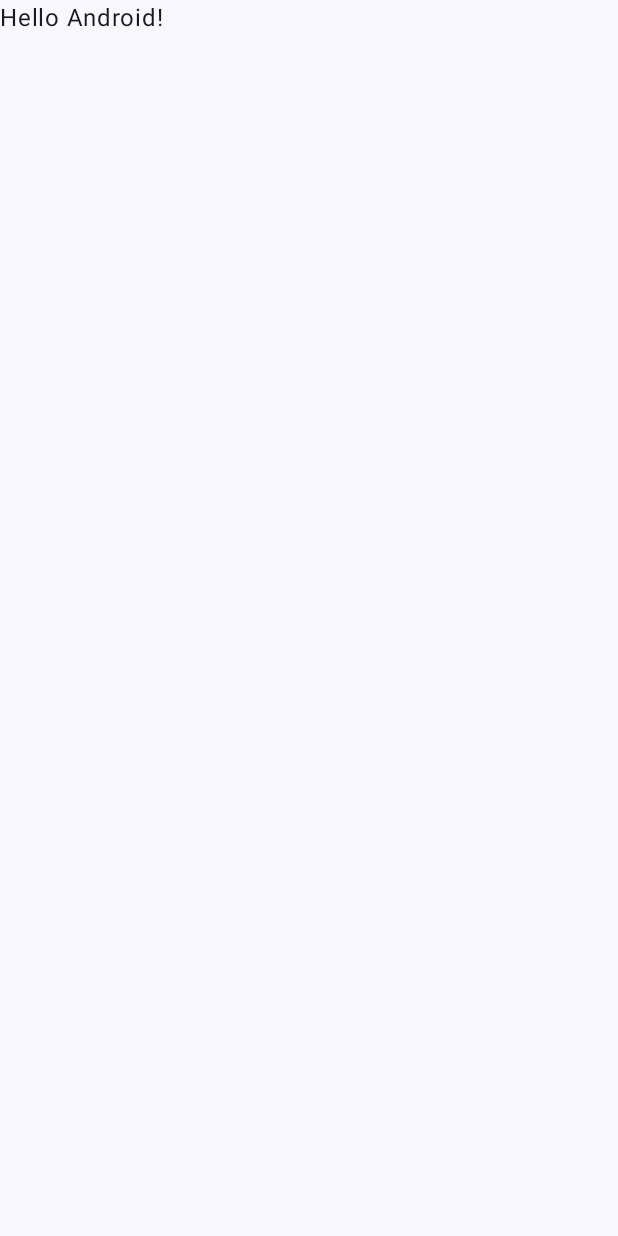
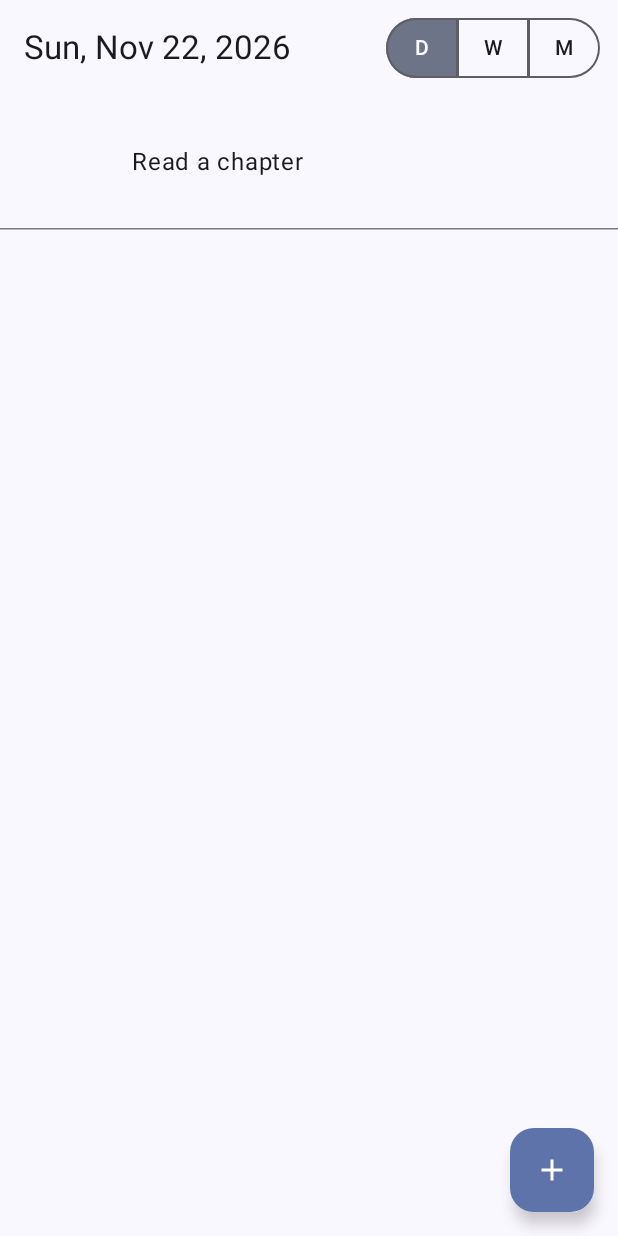
Before and after one commit to YevhenDagoNet/ReNote, an Android app built with Jetpack Compose: the screen it shows after launch (MainActivity), on a phone screen of 412 x 824 dp. Before the commit the screen is almost empty. Run offline under Robolectric (Android 15) with nearby library versions, the phone set to English and light mode, and no system bars; our stand-ins replace Room's generated code.

Commit message:
Step 2: daily view layout with day swipe
Co-Authored-By: Claude Opus 5.5 <noreply@anthropic.com>

```diff
--- a/app/build.gradle.kts
+++ b/app/build.gradle.kts
@@ -13,7 +13,7 @@ android {
 
     defaultConfig {
         applicationId = "com.example.renote"
-        minSdk = 34
+        minSdk = 26
         targetSdk = 37
         versionCode = 1
         versionName = "1.0"
--- a/app/src/main/java/com/example/renote/MainActivity.kt
+++ b/app/src/main/java/com/example/renote/MainActivity.kt
@@ -5,13 +5,17 @@ import androidx.activity.ComponentActivity
 import androidx.activity.compose.setContent
 import androidx.activity.enableEdgeToEdge
 import androidx.compose.foundation.layout.fillMaxSize
-import androidx.compose.foundation.layout.padding
-import androidx.compose.material3.Scaffold
-import androidx.compose.material3.Text
 import androidx.compose.runtime.Composable
+import androidx.compose.runtime.getValue
+import androidx.compose.runtime.mutableStateOf
+import androidx.compose.runtime.remember
+import androidx.compose.runtime.saveable.rememberSaveable
+import androidx.compose.runtime.setValue
 import androidx.compose.ui.Modifier
-import androidx.compose.ui.tooling.preview.Preview
+import com.example.renote.ui.daily.DailyScreen
+import com.example.renote.ui.daily.SampleNotes
 import com.example.renote.ui.theme.ReNoteTheme
+import java.time.LocalDate
 
 class MainActivity : ComponentActivity() {
     override fun onCreate(savedInstanceState: Bundle?) {
@@ -19,29 +23,31 @@ class MainActivity : ComponentActivity() {
         enableEdgeToEdge()
         setContent {
             ReNoteTheme {
-                Scaffold(modifier = Modifier.fillMaxSize()) { innerPadding ->
-                    Greeting(
-                        name = "Android",
-                        modifier = Modifier.padding(innerPadding)
-                    )
-                }
+                StaticDailyHost()
             }
         }
     }
 }
 
+/**
+ * Temporary host for build order step 2: drives the Daily view from hard-coded notes.
+ * Replaced by the NavGraph and DailyViewModel in step 4.
+ */
 @Composable
-fun Greeting(name: String, modifier: Modifier = Modifier) {
-    Text(
-        text = "Hello $name!",
-        modifier = modifier
+private fun StaticDailyHost() {
+    val startDate = rememberSaveable { LocalDate.now() }
+    var visibleDate by rememberSaveable { mutableStateOf(startDate) }
+    val notesByDate = remember(visibleDate) { SampleNotes.around(visibleDate) }
+
+    DailyScreen(
+        startDate = startDate,
+        notesByDate = notesByDate,
+        showBack = false,
+        onVisibleDateChange = { visibleDate = it },
+        onBack = {},
+        onAddNote = {},
+        onNoteClick = {},
+        onSwitchView = {},
+        modifier = Modifier.fillMaxSize(),
     )
 }
-
-@Preview(showBackground = true)
-@Composable
-fun GreetingPreview() {
-    ReNoteTheme {
-        Greeting("Android")
-    }
-}
--- /dev/null
+++ b/app/src/main/java/com/example/renote/ui/common/DateTimeFormats.kt
@@ -0,0 +1,34 @@
+package com.example.renote.ui.common
+
+import android.text.format.DateFormat
+import androidx.compose.runtime.Composable
+import androidx.compose.runtime.remember
+import androidx.compose.ui.platform.LocalConfiguration
+import androidx.compose.ui.platform.LocalContext
+import java.time.format.DateTimeFormatter
+
+/**
+ * Formatters built from the system's own patterns, so the locale's date order and the
+ * device's 12/24h setting are respected (spec §4).
+ */
+
+/** Short date with weekday for screen titles, e.g. "Sun, Nov 22, 2026". */
+@Composable
+fun rememberDayTitleFormatter(): DateTimeFormatter {
+    val locale = LocalConfiguration.current.locales[0]
+    return remember(locale) {
+        DateTimeFormatter.ofPattern(DateFormat.getBestDateTimePattern(locale, "EEEMMMdyyyy"), locale)
+    }
+}
+
+/** Hours and minutes in the device's 12/24h format. */
+@Composable
+fun rememberTimeFormatter(): DateTimeFormatter {
+    val context = LocalContext.current
+    val locale = LocalConfiguration.current.locales[0]
+    val is24Hour = DateFormat.is24HourFormat(context)
+    return remember(locale, is24Hour) {
+        val skeleton = if (is24Hour) "Hm" else "hm"
+        DateTimeFormatter.ofPattern(DateFormat.getBestDateTimePattern(locale, skeleton), locale)
+    }
+}
--- /dev/null
+++ b/app/src/main/java/com/example/renote/ui/common/NoteRow.kt
@@ -0,0 +1,56 @@
+package com.example.renote.ui.common
+
+import androidx.compose.foundation.clickable
+import androidx.compose.foundation.layout.Row
+import androidx.compose.foundation.layout.fillMaxWidth
+import androidx.compose.foundation.layout.heightIn
+import androidx.compose.foundation.layout.padding
+import androidx.compose.foundation.layout.width
+import androidx.compose.material3.MaterialTheme
+import androidx.compose.material3.Text
+import androidx.compose.runtime.Composable
+import androidx.compose.ui.Alignment
+import androidx.compose.ui.Modifier
+import androidx.compose.ui.text.style.TextOverflow
+import androidx.compose.ui.unit.dp
+import java.time.LocalTime
+
+/** Target row height from spec §6.1: about 7 rows fit on a typical phone screen. */
+val NoteRowMinHeight = 88.dp
+
+/**
+ * One note in the Daily list: optional time in a fixed leading column (so titles line up
+ * whether or not a row has a time), then the title clamped to two lines.
+ */
+@Composable
+fun NoteRow(
+    title: String,
+    time: LocalTime?,
+    onClick: () -> Unit,
+    modifier: Modifier = Modifier,
+) {
+    val timeFormatter = rememberTimeFormatter()
+    Row(
+        modifier = modifier
+            .fillMaxWidth()
+            .heightIn(min = NoteRowMinHeight)
+            .clickable(onClick = onClick)
+            .padding(horizontal = 16.dp, vertical = 12.dp),
+        verticalAlignment = Alignment.CenterVertically,
+    ) {
+        Text(
+            text = time?.format(timeFormatter).orEmpty(),
+            style = MaterialTheme.typography.labelLarge,
+            color = MaterialTheme.colorScheme.onSurfaceVariant,
+            maxLines = 1,
+            modifier = Modifier.width(72.dp),
+        )
+        Text(
+            text = title,
+            style = MaterialTheme.typography.bodyLarge,
+            maxLines = 2,
+            overflow = TextOverflow.Ellipsis,
+            modifier = Modifier.weight(1f),
+        )
+    }
+}
--- /dev/null
+++ b/app/src/main/java/com/example/renote/ui/common/ViewSwitcher.kt
@@ -0,0 +1,52 @@
+package com.example.renote.ui.common
+
+import androidx.annotation.StringRes
+import androidx.compose.foundation.layout.width
+import androidx.compose.material3.ExperimentalMaterial3Api
+import androidx.compose.material3.SegmentedButton
+import androidx.compose.material3.SegmentedButtonDefaults
+import androidx.compose.material3.SingleChoiceSegmentedButtonRow
+import androidx.compose.material3.Text
+import androidx.compose.runtime.Composable
+import androidx.compose.ui.Modifier
+import androidx.compose.ui.res.stringResource
+import androidx.compose.ui.semantics.contentDescription
+import androidx.compose.ui.semantics.semantics
+import androidx.compose.ui.unit.dp
+import com.example.renote.R
+
+/** Narrow segments keep the switcher from crowding the screen title. */
+private val SegmentWidth = 48.dp
+
+enum class ViewMode(@param:StringRes val label: Int, @param:StringRes val description: Int) {
+    DAY(R.string.switcher_day, R.string.switcher_day_description),
+    WEEK(R.string.switcher_week, R.string.switcher_week_description),
+    MONTH(R.string.switcher_month, R.string.switcher_month_description),
+}
+
+/** The D/W/M segmented control shown in the top-right corner of every calendar view. */
+@OptIn(ExperimentalMaterial3Api::class)
+@Composable
+fun ViewSwitcher(
+    selected: ViewMode,
+    onSelect: (ViewMode) -> Unit,
+    modifier: Modifier = Modifier,
+) {
+    val modes = ViewMode.entries
+    SingleChoiceSegmentedButtonRow(modifier = modifier) {
+        modes.forEachIndexed { index, mode ->
+            val description = stringResource(mode.description)
+            SegmentedButton(
+                selected = mode == selected,
+                onClick = { if (mode != selected) onSelect(mode) },
+                shape = SegmentedButtonDefaults.itemShape(index = index, count = modes.size),
+                icon = {},
+                modifier = Modifier
+                    .width(SegmentWidth)
+                    .semantics { contentDescription = description },
+            ) {
+                Text(stringResource(mode.label))
+            }
+        }
+    }
+}
--- /dev/null
+++ b/app/src/main/java/com/example/renote/ui/daily/DailyScreen.kt
@@ -0,0 +1,166 @@
+package com.example.renote.ui.daily
+
+import androidx.compose.foundation.layout.Spacer
+import androidx.compose.foundation.layout.fillMaxSize
+import androidx.compose.foundation.layout.height
+import androidx.compose.foundation.layout.padding
+import androidx.compose.foundation.lazy.LazyColumn
+import androidx.compose.foundation.lazy.items
+import androidx.compose.foundation.pager.HorizontalPager
+import androidx.compose.foundation.pager.rememberPagerState
+import androidx.compose.material3.ExperimentalMaterial3Api
+import androidx.compose.material3.FloatingActionButton
+import androidx.compose.material3.HorizontalDivider
+import androidx.compose.material3.Icon
+import androidx.compose.material3.IconButton
+import androidx.compose.material3.Scaffold
+import androidx.compose.material3.Text
+import androidx.compose.material3.TopAppBar
+import androidx.compose.runtime.Composable
+import androidx.compose.runtime.LaunchedEffect
+import androidx.compose.runtime.getValue
+import androidx.compose.runtime.rememberUpdatedState
+import androidx.compose.runtime.snapshotFlow
+import androidx.compose.ui.Modifier
+import androidx.compose.ui.res.painterResource
+import androidx.compose.ui.res.stringResource
+import androidx.compose.ui.text.style.TextOverflow
+import androidx.compose.ui.tooling.preview.Preview
+import androidx.compose.ui.unit.dp
+import com.example.renote.R
+import com.example.renote.data.Note
+import com.example.renote.ui.common.NoteRow
+import com.example.renote.ui.common.ViewMode
+import com.example.renote.ui.common.ViewSwitcher
+import com.example.renote.ui.common.rememberDayTitleFormatter
+import com.example.renote.ui.theme.ReNoteTheme
+import java.time.LocalDate
+
+/** Pages are effectively unbounded in both directions; [startDate] sits in the middle. */
+private const val PAGE_COUNT = Int.MAX_VALUE
+private const val START_PAGE = PAGE_COUNT / 2
+
+/** Space kept free below the last row so the FAB never covers it. */
+private val FabClearance = 88.dp
+
+private fun pageToDate(startDate: LocalDate, page: Int): LocalDate =
+    startDate.plusDays((page - START_PAGE).toLong())
+
+/**
+ * Daily view (spec §6.1). Stateless: [notesByDate] must contain the visible day and, ideally,
+ * its neighbours so a swipe never shows an empty page while loading. Days missing from the
+ * map render as empty. [onVisibleDateChange] reports the day the pager has moved to.
+ */
+@OptIn(ExperimentalMaterial3Api::class)
+@Composable
+fun DailyScreen(
+    startDate: LocalDate,
+    notesByDate: Map<LocalDate, List<Note>>,
+    showBack: Boolean,
+    onVisibleDateChange: (LocalDate) -> Unit,
+    onBack: () -> Unit,
+    onAddNote: (date: LocalDate) -> Unit,
+    onNoteClick: (noteId: Long) -> Unit,
+    onSwitchView: (ViewMode) -> Unit,
+    modifier: Modifier = Modifier,
+) {
+    val pagerState = rememberPagerState(initialPage = START_PAGE, pageCount = { PAGE_COUNT })
+    val visibleDate = pageToDate(startDate, pagerState.currentPage)
+    val titleFormatter = rememberDayTitleFormatter()
+
+    val currentOnVisibleDateChange by rememberUpdatedState(onVisibleDateChange)
+    LaunchedEffect(pagerState, startDate) {
+        snapshotFlow { pagerState.currentPage }
+            .collect { currentOnVisibleDateChange(pageToDate(startDate, it)) }
+    }
+
+    Scaffold(
+        modifier = modifier,
+        topBar = {
+            TopAppBar(
+                title = {
+                    Text(
+                        text = visibleDate.format(titleFormatter),
+                        maxLines = 1,
+                        overflow = TextOverflow.Ellipsis,
+                    )
+                },
+                navigationIcon = {
+                    if (showBack) {
+                        IconButton(onClick = onBack) {
+                            Icon(
+                                painter = painterResource(R.drawable.ic_arrow_back),
+                                contentDescription = stringResource(R.string.action_back),
+                            )
+                        }
+                    }
+                },
+                actions = {
+                    ViewSwitcher(
+                        selected = ViewMode.DAY,
+                        onSelect = onSwitchView,
+                        modifier = Modifier.padding(end = 8.dp),
+                    )
+                },
+            )
+        },
+        floatingActionButton = {
+            FloatingActionButton(onClick = { onAddNote(visibleDate) }) {
+                Icon(
+                    painter = painterResource(R.drawable.ic_add),
+                    contentDescription = stringResource(R.string.action_add_note),
+                )
+            }
+        },
+    ) { innerPadding ->
+        HorizontalPager(
+            state = pagerState,
+            modifier = Modifier
+                .fillMaxSize()
+                .padding(innerPadding),
+            key = { it },
+        ) { page ->
+            DayNoteList(
+                notes = notesByDate[pageToDate(startDate, page)].orEmpty(),
+                onNoteClick = onNoteClick,
+            )
+        }
+    }
+}
+
+@Composable
+private fun DayNoteList(
+    notes: List<Note>,
+    onNoteClick: (noteId: Long) -> Unit,
+    modifier: Modifier = Modifier,
+) {
+    LazyColumn(modifier = modifier.fillMaxSize()) {
+        items(notes, key = { it.id }) { note ->
+            NoteRow(
+                title = note.title,
+                time = note.time,
+                onClick = { onNoteClick(note.id) },
+            )
+            HorizontalDivider()
+        }
+        item { Spacer(Modifier.height(FabClearance)) }
+    }
+}
+
+@Preview(showBackground = true)
+@Composable
+private fun DailyScreenPreview() {
+    val today = LocalDate.of(2026, 11, 22)
+    ReNoteTheme {
+        DailyScreen(
+            startDate = today,
+            notesByDate = SampleNotes.around(today),
+            showBack = true,
+            onVisibleDateChange = {},
+            onBack = {},
+            onAddNote = {},
+            onNoteClick = {},
+            onSwitchView = {},
+        )
+    }
+}
--- /dev/null
+++ b/app/src/main/java/com/example/renote/ui/daily/SampleNotes.kt
@@ -0,0 +1,47 @@
+package com.example.renote.ui.daily
+
+import com.example.renote.data.Note
+import java.time.Instant
+import java.time.LocalDate
+import java.time.LocalTime
+
+/**
+ * Hard-coded notes for the static Daily view (build order step 2). Replaced by Room in step 4.
+ *
+ * Each list is written already in the DAO's order (timed by time, then untimed by createdAt),
+ * because the UI must never re-sort.
+ */
+object SampleNotes {
+
+    /** Notes for [date] and the days either side of it. */
+    fun around(date: LocalDate): Map<LocalDate, List<Note>> =
+        (-1L..1L).map(date::plusDays).associateWith(::forDate)
+
+    /** Cycles through four shapes of day so swiping shows each one. */
+    private fun forDate(date: LocalDate): List<Note> = when (Math.floorMod(date.toEpochDay(), 4L).toInt()) {
+        0 -> listOf(
+            "Morning run" to LocalTime.of(7, 0),
+            "Dentist appointment at the clinic on Main Street, bring the insurance card" to LocalTime.of(9, 30),
+            "Team sync" to LocalTime.of(11, 0),
+            "Lunch with Anna" to LocalTime.of(13, 15),
+            "Buy groceries" to null,
+            "Call the bank about the new card and ask why the last transfer took four days " +
+                "to arrive, then update the budget spreadsheet accordingly" to null,
+        )
+        1 -> emptyList()
+        2 -> (0 until 12).map { i ->
+            "Task ${i + 1}" to if (i < 8) LocalTime.of(8 + i, 0) else null
+        }
+        else -> listOf("Read a chapter" to null)
+    }.mapIndexed { index, (title, time) ->
+        val created = Instant.ofEpochSecond(date.toEpochDay() * 86_400 + index)
+        Note(
+            id = date.toEpochDay() * 100 + index,
+            title = title,
+            date = date,
+            time = time,
+            createdAt = created,
+            updatedAt = created,
+        )
+    }
+}
--- /dev/null
+++ b/app/src/main/res/drawable/ic_add.xml
@@ -0,0 +1,10 @@
+<vector xmlns:android="http://schemas.android.com/apk/res/android"
+    android:width="24dp"
+    android:height="24dp"
+    android:tint="?android:attr/colorControlNormal"
+    android:viewportWidth="24"
+    android:viewportHeight="24">
+    <path
+        android:fillColor="@android:color/white"
+        android:pathData="M19,13h-6v6h-2v-6H5v-2h6V5h2v6h6v2z" />
+</vector>
--- /dev/null
+++ b/app/src/main/res/drawable/ic_arrow_back.xml
@@ -0,0 +1,11 @@
+<vector xmlns:android="http://schemas.android.com/apk/res/android"
+    android:width="24dp"
+    android:height="24dp"
+    android:autoMirrored="true"
+    android:tint="?android:attr/colorControlNormal"
+    android:viewportWidth="24"
+    android:viewportHeight="24">
+    <path
+        android:fillColor="@android:color/white"
+        android:pathData="M15.41,7.41L14,6l-6,6 6,6 1.41,-1.41L10.83,12z" />
+</vector>
--- a/app/src/main/res/values/strings.xml
+++ b/app/src/main/res/values/strings.xml
@@ -1,3 +1,15 @@
 <resources>
     <string name="app_name">ReNote</string>
+
+    <!-- D/W/M view switcher -->
+    <string name="switcher_day">D</string>
+    <string name="switcher_week">W</string>
+    <string name="switcher_month">M</string>
+    <string name="switcher_day_description">Day view</string>
+    <string name="switcher_week_description">Week view</string>
+    <string name="switcher_month_description">Month view</string>
+
+    <!-- Common actions -->
+    <string name="action_back">Back</string>
+    <string name="action_add_note">Add note</string>
 </resources>
--- a/gradle/libs.versions.toml
+++ b/gradle/libs.versions.toml
@@ -10,7 +10,7 @@ kotlin = "2.2.10"
 composeBom = "2026.02.01"
 ksp = "2.3.14"
 room = "2.8.5"
-coroutines = "1.11.0"
+coroutines = "1.9.0" # must match kotlinx-coroutines-core in the app's runtime classpath
 androidxTestCore = "1.7.0"
 
 [libraries]
```
